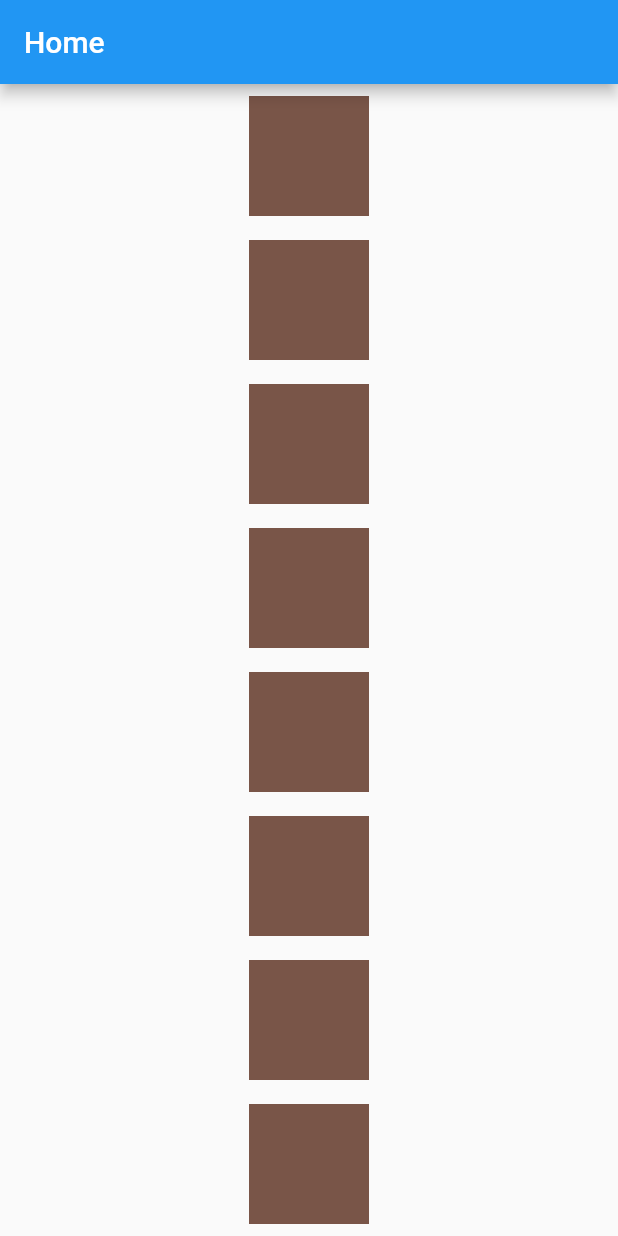
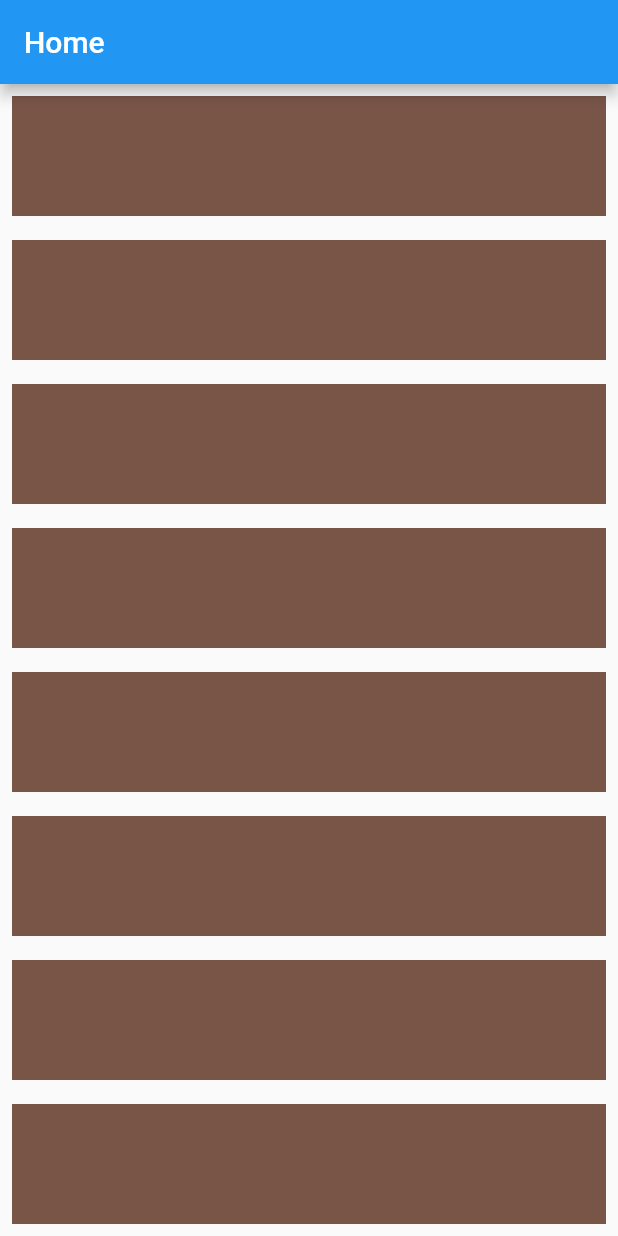
Before and after one commit to joaopichetti/semeando-devs, a Flutter app: the screen it shows after launch, on a phone screen of 412 x 824 dp. Run offline on Flutter 3.47's test engine with Material 2 defaults, Android fonts, the light colour scheme and no system bars.

Commit message:
Substituindo o SingleChildScrollView e a Column por um ListView

```diff
--- a/flutter_hello_world/lib/home_page.dart
+++ b/flutter_hello_world/lib/home_page.dart
@@ -23,8 +23,7 @@ class _HomePageState extends State<HomePage> {
       body: SizedBox(
         width: double.infinity,
         height: double.infinity,
-        child: SingleChildScrollView(
-          child: Column(
+        child: ListView(
           children: [
             for (final color in colors)
               Container(
@@ -36,7 +35,6 @@ class _HomePageState extends State<HomePage> {
           ],
         ),
       ),
-      ),
     );
   }
 }
```
Lines whose indentation alone changed are shown as unchanged.
